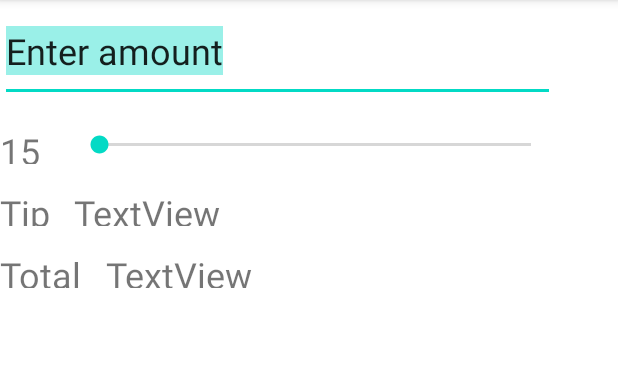
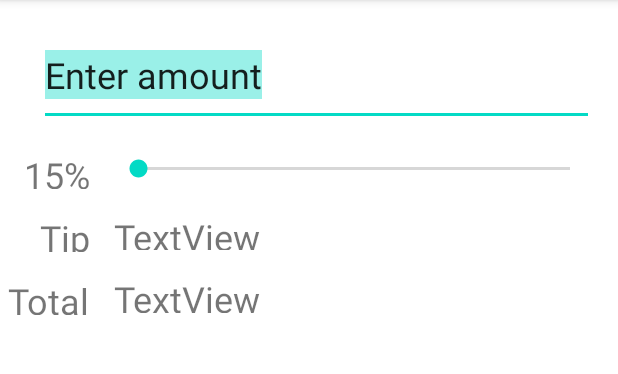
Before and after one commit to yokawaiik/Lab_1, an Android app: the screen it shows after launch (CalcActivity), on a phone screen of 412 x 824 dp, the part 84-458 px from its top. Run offline under Robolectric (Android 15) with nearby library versions, the light colour scheme and no system bars.

Commit message:
8 пункт и исправления интерфейса

```diff
--- a/app/src/main/res/layout/calc_activity.xml
+++ b/app/src/main/res/layout/calc_activity.xml
@@ -11,75 +11,81 @@
         android:id="@+id/et_amount"
         android:layout_width="370dp"
         android:layout_height="68dp"
+        android:layout_marginTop="16dp"
+        android:layout_marginEnd="16dp"
         android:ems="10"
         android:hint="Input text"
         android:inputType="textPersonName|numberDecimal"
         android:selectAllOnFocus="true"
-        android:text="Enter amount"
+        android:text="@string/text_EnterAmount"
         android:textSize="@dimen/text_size"
-        tools:layout_editor_absoluteX="21dp"
-        tools:layout_editor_absoluteY="16dp" />
+        app:layout_constraintEnd_toEndOf="parent"
+        app:layout_constraintTop_toTopOf="parent" />
 
     <TextView
         android:id="@+id/tv_percent"
-        android:layout_width="34dp"
-        android:layout_height="25dp"
+        android:layout_width="wrap_content"
+        android:layout_height="26dp"
         android:layout_marginTop="16dp"
+        android:layout_marginEnd="16dp"
         android:text="15%"
         android:textSize="@dimen/text_size"
+        app:layout_constraintEnd_toStartOf="@+id/sb_percent"
         app:layout_constraintTop_toBottomOf="@+id/et_amount"
-        tools:layout_editor_absoluteX="21dp" />
+        tools:text="@string/text_15percent" />
 
     <SeekBar
         android:id="@+id/sb_percent"
         android:layout_width="320dp"
         android:layout_height="25dp"
-        android:layout_marginStart="16dp"
         android:layout_marginTop="16dp"
-        app:layout_constraintStart_toEndOf="@+id/tv_percent"
+        android:layout_marginEnd="16dp"
+        app:layout_constraintEnd_toEndOf="parent"
         app:layout_constraintTop_toBottomOf="@+id/et_amount" />
 
     <TextView
         android:id="@+id/tv_label_tip"
         android:layout_width="wrap_content"
-        android:layout_height="25dp"
+        android:layout_height="26dp"
         android:layout_marginTop="16dp"
-        android:text="Tip"
+        android:layout_marginEnd="16dp"
+        android:text="@string/text_Tip"
         android:textSize="@dimen/text_size"
-        app:layout_constraintTop_toBottomOf="@+id/tv_percent"
-        tools:layout_editor_absoluteX="21dp" />
+        app:layout_constraintEnd_toStartOf="@+id/tv_tip"
+        app:layout_constraintTop_toBottomOf="@+id/tv_percent" />
 
     <TextView
         android:id="@+id/tv_total"
         android:layout_width="320dp"
-        android:layout_height="25dp"
-        android:layout_marginStart="16dp"
+        android:layout_height="26dp"
         android:layout_marginTop="16dp"
+        android:layout_marginEnd="16dp"
         android:text="TextView"
         android:textSize="@dimen/text_size"
-        app:layout_constraintStart_toEndOf="@+id/tv_label_total"
+        app:layout_constraintEnd_toEndOf="parent"
         app:layout_constraintTop_toBottomOf="@+id/tv_tip" />
 
     <TextView
         android:id="@+id/tv_label_total"
         android:layout_width="wrap_content"
-        android:layout_height="25dp"
+        android:layout_height="26dp"
         android:layout_marginTop="16dp"
         android:layout_marginEnd="16dp"
         android:text="Total"
         android:textSize="@dimen/text_size"
         app:layout_constraintEnd_toStartOf="@+id/tv_total"
-        app:layout_constraintTop_toBottomOf="@+id/tv_label_tip" />
+        app:layout_constraintTop_toBottomOf="@+id/tv_label_tip"
+        tools:text="@string/text_Total" />
 
     <TextView
         android:id="@+id/tv_tip"
         android:layout_width="320dp"
         android:layout_height="25dp"
-        android:layout_marginStart="16dp"
         android:layout_marginTop="16dp"
+        android:layout_marginEnd="16dp"
         android:text="TextView"
         android:textSize="@dimen/text_size"
-        app:layout_constraintStart_toEndOf="@+id/tv_label_tip"
+        app:layout_constraintEnd_toEndOf="parent"
         app:layout_constraintTop_toBottomOf="@+id/sb_percent" />
 
 </androidx.constraintlayout.widget.ConstraintLayout>
--- a/app/src/main/res/values/strings.xml
+++ b/app/src/main/res/values/strings.xml
@@ -1,3 +1,9 @@
 <resources>
     <string name="app_name">Lab_1</string>
+    <string name="text_EnterAmount">Enter amount</string>
+
+    <string name="text_15percent">15%</string>
+    <string name="text_Tip">Tip</string>
+    <string name="text_Total">Total</string>
+
 </resources>
```
